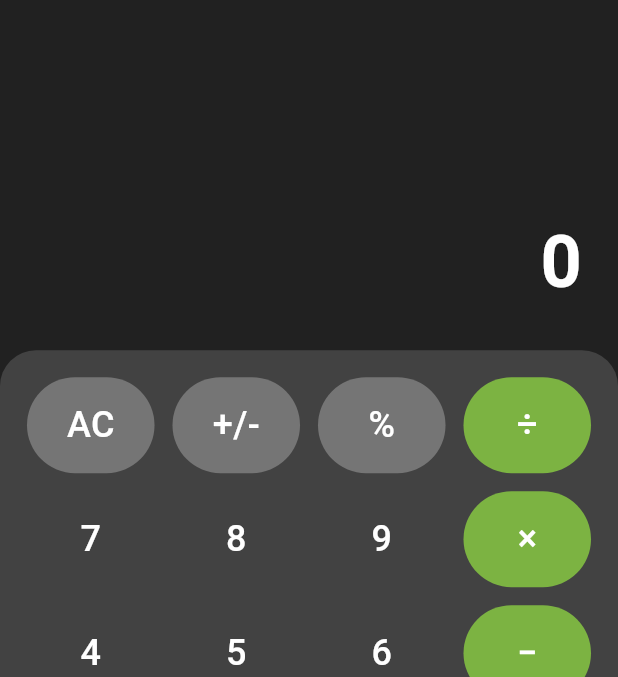
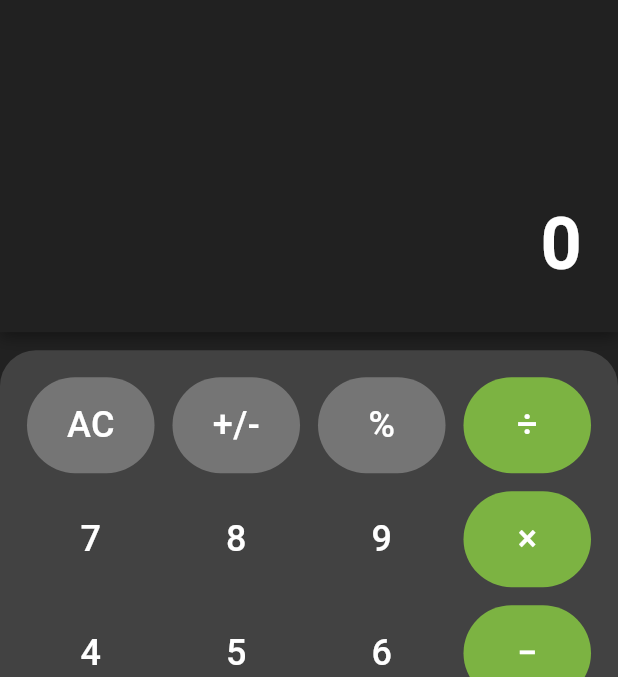
Before and after one commit to dannclaros27/calculator_ui_app, a Flutter app: the screen it shows after launch, on a phone screen of 412 x 824 dp, the part 63-740 px from its top. Run offline on Flutter 3.47's test engine with Material 3 defaults, Android fonts, the light colour scheme and no system bars.

Commit message:
style: polish calculator UI styles

```diff
--- a/lib/widgets/calculator_display.dart
+++ b/lib/widgets/calculator_display.dart
@@ -12,11 +12,22 @@ class CalculatorDisplay extends StatelessWidget {
 
   @override
   Widget build(BuildContext context) {
-    return Container(
-      width: double.infinity,
-      padding: const EdgeInsets.all(24),
-      alignment: Alignment.bottomRight,
-      child: Column(
+ return Container(
+  width: double.infinity,
+  padding: const EdgeInsets.all(24),
+  margin: const EdgeInsets.only(bottom: 12),
+  decoration: BoxDecoration(
+    color: Colors.grey.shade900,
+    boxShadow: [
+      BoxShadow(
+        color: Colors.black.withOpacity(0.4),
+        offset: const Offset(0, 4),
+        blurRadius: 8,
+      ),
+    ],
+  ),
+  alignment: Alignment.bottomRight,
+  child: Column(
         crossAxisAlignment: CrossAxisAlignment.end,
         mainAxisAlignment: MainAxisAlignment.end,
         children: [
```
